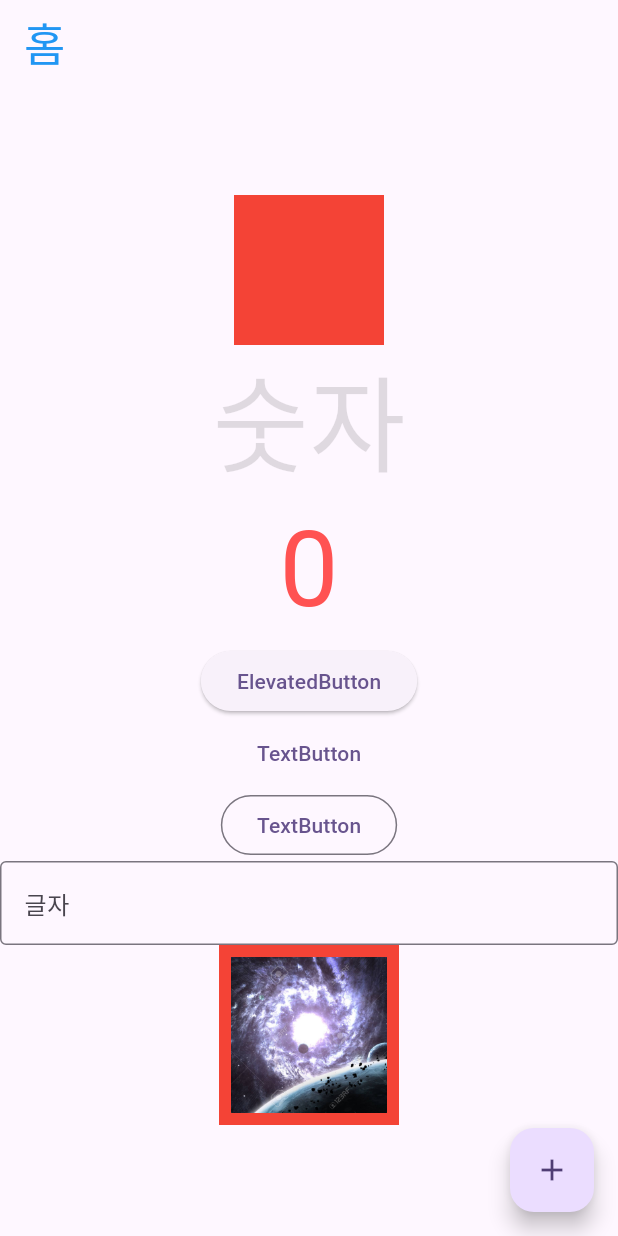
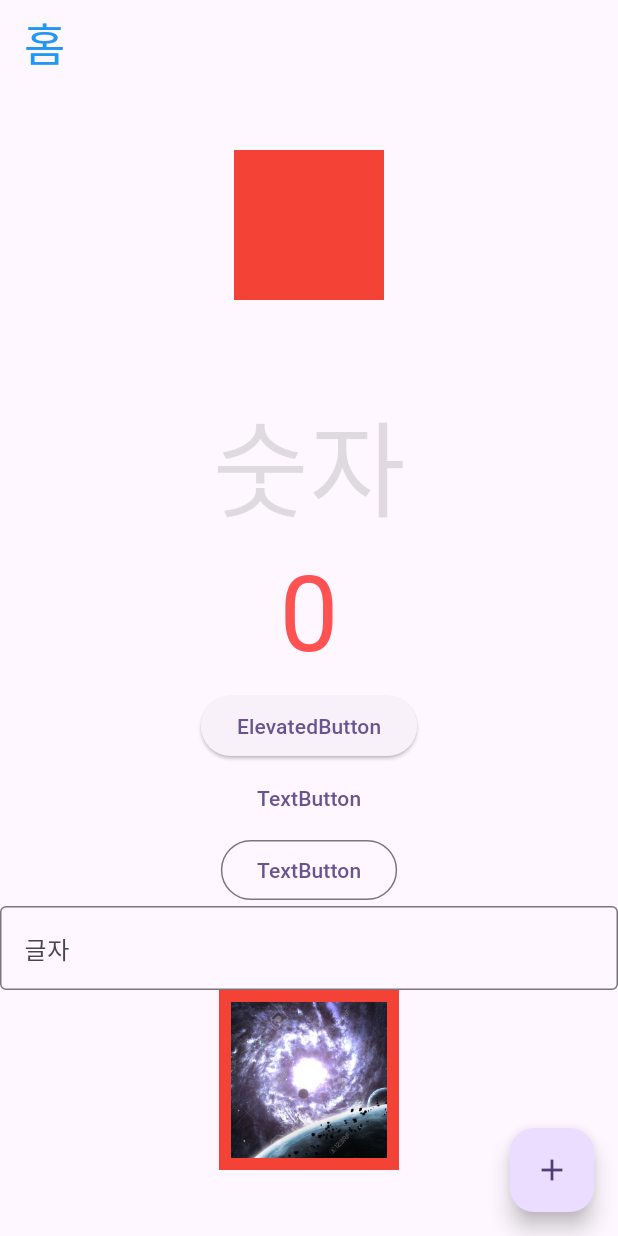
Before and after one commit to iikkkkyy/flutter_practice, a Flutter app: the screen it shows after launch, on a phone screen of 412 x 824 dp. Run offline on Flutter 3.47's test engine with Material 3 defaults, Android fonts, the phone set to English and light mode, and no system bars.

Commit message:
SizedBox 추가

```diff
--- a/lib/my_home_page.dart
+++ b/lib/my_home_page.dart
@@ -34,6 +34,8 @@ class _MyHomePageState extends State<MyHomePage> {
               width: 100,
               height: 100,
             ),
+            SizedBox(height: 30,),
+            Container(height: 30,),
             Text(
               '숫자',
               style: TextStyle(
```
